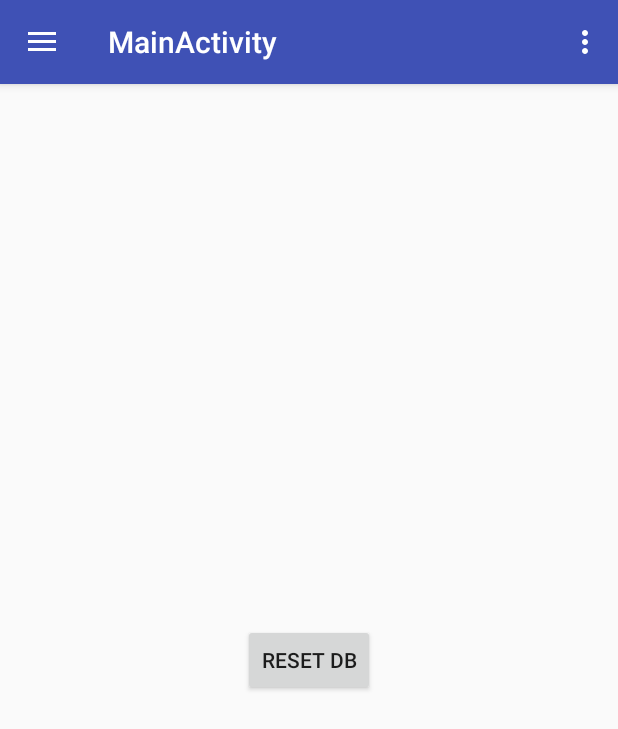
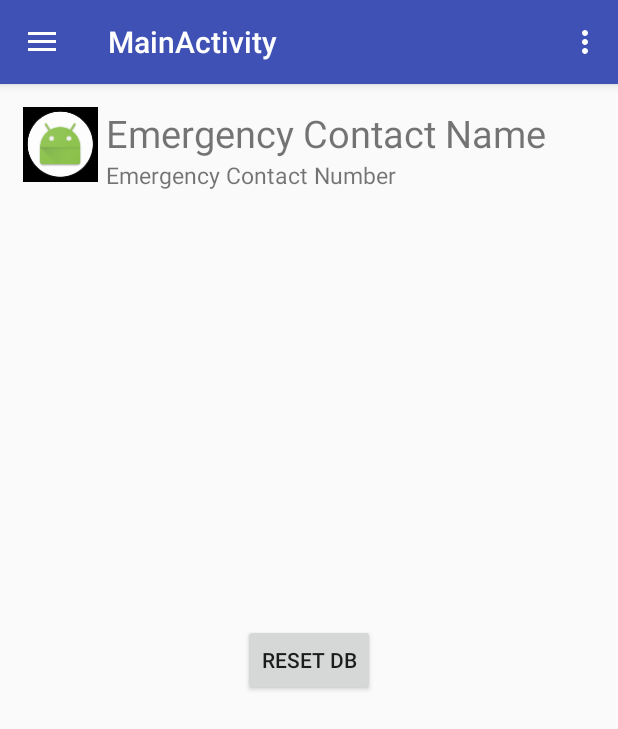
Before and after one commit to lmreller/FallAssist, an Android app: the MainActivity screen opened directly, with no data from a screen before it, on a phone screen of 412 x 824 dp. Shown: the top 729 px of the screen. Run offline under Robolectric (Android 15) with nearby library versions, the phone set to English and light mode, and no system bars; 2 statements that could not run were skipped.

Commit message:
Contact Card
Added emergency contact card fragment to main activity

```diff
--- a/Development/StruggleAssist/mobile/src/main/AndroidManifest.xml
+++ b/Development/StruggleAssist/mobile/src/main/AndroidManifest.xml
@@ -6,6 +6,7 @@
     <uses-permission android:name="android.permission.READ_CONTACTS"/>
     <uses-permission android:name="android.permission.READ_PHONE_STATE"/>
     <uses-permission android:name="android.permission.CALL_PHONE"/>
+    <uses-permission android:name="android.permission.MODIFY_AUDIO_SETTINGS"/>
     <uses-permission android:name="android.permission.SEND_SMS"/>
     <uses-permission android:name="android.permission.READ_SMS"/>
 
--- /dev/null
+++ b/Development/StruggleAssist/mobile/src/main/java/com/struggleassist/View/Activities/EmergencyContactCardFragment.java
@@ -0,0 +1,81 @@
+package com.struggleassist.View.Activities;
+
+import android.app.Fragment;
+import android.content.ContentUris;
+import android.database.Cursor;
+import android.graphics.Bitmap;
+import android.graphics.BitmapFactory;
+import android.net.Uri;
+import android.os.Bundle;
+import android.provider.ContactsContract;
+import android.provider.MediaStore;
+import android.view.LayoutInflater;
+import android.view.View;
+import android.view.ViewGroup;
+import android.widget.ImageView;
+import android.widget.TextView;
+
+import com.struggleassist.Controller.DatabaseController;
+import com.struggleassist.R;
+
+import java.io.File;
+import java.io.FileNotFoundException;
+import java.io.IOException;
+import java.io.InputStream;
+
+/**
+ * Created by Ryan on 12/6/2017.
+ */
+
+
+public class EmergencyContactCardFragment extends Fragment {
+
+    @Override
+    public View onCreateView(LayoutInflater inflater, ViewGroup container, Bundle savedInstanceState){
+
+        //Inflate the emergency contact card fragment
+        View view = inflater.inflate(R.layout.fragment_emergency_contact_card, container, false);
+
+        //Initialize emergency contact fields
+        ImageView ivEmergencyContact = (ImageView) view.findViewById(R.id.ivEmergencyContact);
+        TextView tvEmergencyContactName = (TextView) view.findViewById(R.id.tvEmergencyContactName);
+        TextView tvEmergencyContactNumber = (TextView) view.findViewById(R.id.tvEmergencyContactNumber);
+
+        //Retrieve emergency contact ID
+        DatabaseController db = new DatabaseController(view.getContext());
+        db.open();
+        Cursor dbCursor = db.getAllUsers();
+        dbCursor.moveToFirst();
+        String ecID = dbCursor.getString(dbCursor.getColumnIndex("emergencyContactID"));
+        dbCursor.close();
+        db.close();
+
+        Bitmap bp = BitmapFactory.decodeResource(getContext().getResources(),R.mipmap.ic_launcher);
+        Cursor cursor = getContext().getContentResolver().query(ContactsContract.CommonDataKinds.Phone.CONTENT_URI, null,
+                ContactsContract.CommonDataKinds.Phone._ID + " ='" + ecID +"'", null, null);
+
+        if(cursor.moveToFirst()){
+            String image_uri = cursor.getString(cursor.getColumnIndex(
+                    ContactsContract.CommonDataKinds.Phone.PHOTO_URI));
+            if(image_uri != null){
+                try{
+                    bp = MediaStore.Images.Media.getBitmap(getContext().getContentResolver(),
+                            Uri.parse(image_uri));
+                } catch (FileNotFoundException e){
+                    e.printStackTrace();
+                } catch (IOException e) {
+                    e.printStackTrace();
+                }
+            }
+            ivEmergencyContact.setImageBitmap(bp);
+
+            //Retrieve Name
+            tvEmergencyContactName.setText(cursor.getString(cursor.getColumnIndex(ContactsContract.Contacts.DISPLAY_NAME)));
+            //Retrieve Number
+            tvEmergencyContactNumber.setText(cursor.getString(cursor.getColumnIndex(ContactsContract.CommonDataKinds.Phone.NUMBER)));
+        }
+
+        return view;
+    }
+
+}
--- a/Development/StruggleAssist/mobile/src/main/java/com/struggleassist/View/Notifications/NotificationReceiver.java
+++ b/Development/StruggleAssist/mobile/src/main/java/com/struggleassist/View/Notifications/NotificationReceiver.java
@@ -7,6 +7,7 @@ import android.content.Context;
 import android.content.Intent;
 import android.content.SharedPreferences;
 import android.database.Cursor;
+import android.media.AudioManager;
 import android.net.Uri;
 import android.preference.PreferenceManager;
 import android.telephony.SmsManager;
@@ -59,9 +60,10 @@ public class NotificationReceiver extends BroadcastReceiver {
             Cursor cursor = db.getAllUsers();
             cursor.moveToFirst();
 
-            //Retrieve emergency contact number and user's first name
+            //Retrieve emergency contact number and user's first and last name
             ecNumber = cursor.getString(cursor.getColumnIndex("emergencyContactNumber"));
-            userName = cursor.getString(cursor.getColumnIndex("firstName"));
+            userName = cursor.getString(cursor.getColumnIndex("firstName")) + " "
+                + cursor.getString(cursor.getColumnIndex("lastName"));
 
             cursor.close();
             db.close();
@@ -76,8 +78,8 @@ public class NotificationReceiver extends BroadcastReceiver {
                 Toast.makeText(getContext(), "Timed out", Toast.LENGTH_LONG).show();
                 if(texts)
                     sendSMS(ecNumber);
-                if(calls)
-                    makeCall(ecNumber);
+                //if(calls)
+                //    makeCall(ecNumber);
             }
         }
         notificationManager.cancel(intent.getIntExtra("uniqueID", 0));
@@ -97,7 +99,7 @@ public class NotificationReceiver extends BroadcastReceiver {
     public void makeCall(String ecNumber) {
         //Make call
         Uri call = Uri.parse("tel:" + ecNumber);
-        Intent surf = new Intent(Intent.ACTION_CALL, call);
-        getContext().startActivity(surf);
+        Intent makeCallIntent = new Intent(Intent.ACTION_CALL, call);
+        getContext().startActivity(makeCallIntent);
     }
 }
--- a/Development/StruggleAssist/mobile/src/main/res/layout/content_main.xml
+++ b/Development/StruggleAssist/mobile/src/main/res/layout/content_main.xml
@@ -7,6 +7,16 @@
     app:layout_behavior="@string/appbar_scrolling_view_behavior"
     tools:context="com.struggleassist.View.Activities.MainActivity"
     tools:showIn="@layout/app_bar_main">
+
+    <fragment
+        android:name="com.struggleassist.View.Activities.EmergencyContactCardFragment"
+        android:id="@+id/emergencyContactFragment"
+        android:layout_width="match_parent"
+        android:layout_height="wrap_content"
+        android:layout_margin="5dp"
+        app:layout_constraintTop_toTopOf="parent"
+        app:layout_constraintLeft_toLeftOf="parent"
+        app:layout_constraintRight_toRightOf="parent"/>
 
     <Button
         android:id="@+id/button3"
--- /dev/null
+++ b/Development/StruggleAssist/mobile/src/main/res/layout/fragment_emergency_contact_card.xml
@@ -0,0 +1,46 @@
+<?xml version="1.0" encoding="utf-8"?>
+<android.support.constraint.ConstraintLayout xmlns:android="http://schemas.android.com/apk/res/android"
+    android:layout_width="match_parent"
+    android:layout_height="match_parent"
+    xmlns:app="http://schemas.android.com/apk/res-auto"
+    xmlns:tools="http://schemas.android.com/tools"
+    tools:context="com.struggleassist.View.Activities.EmergencyContactCardFragment">
+
+    <ImageView
+        android:layout_width="wrap_content"
+        android:layout_height="wrap_content"
+        android:id="@+id/ivEmergencyContact"
+        android:adjustViewBounds="true"
+        android:src="@mipmap/ic_launcher_round"
+        android:layout_margin="10dp"
+        android:background="#000000"
+        android:padding="1dp"
+        android:maxWidth = "50dp"
+        android:maxHeight= "50dp"
+        android:scaleType="fitCenter"
+        app:layout_constraintLeft_toLeftOf="parent"
+        app:layout_constraintTop_toTopOf="parent"
+        />
+
+    <TextView
+        android:layout_width="wrap_content"
+        android:layout_height="wrap_content"
+        android:id="@+id/tvEmergencyContactName"
+        android:text="Emergency Contact Name"
+        android:textSize = "25dp"
+        android:layout_marginLeft="5dp"
+        app:layout_constraintLeft_toRightOf="@id/ivEmergencyContact"
+        app:layout_constraintTop_toTopOf="@id/ivEmergencyContact"/>
+
+    <TextView
+        android:layout_width="wrap_content"
+        android:layout_height="wrap_content"
+        android:id="@+id/tvEmergencyContactNumber"
+        android:text="Emergency Contact Number"
+        android:textSize="15dp"
+        android:layout_marginLeft="5dp"
+        app:layout_constraintTop_toBottomOf="@id/tvEmergencyContactName"
+        app:layout_constraintLeft_toRightOf="@id/ivEmergencyContact"/>
+
+
+</android.support.constraint.ConstraintLayout>
```
